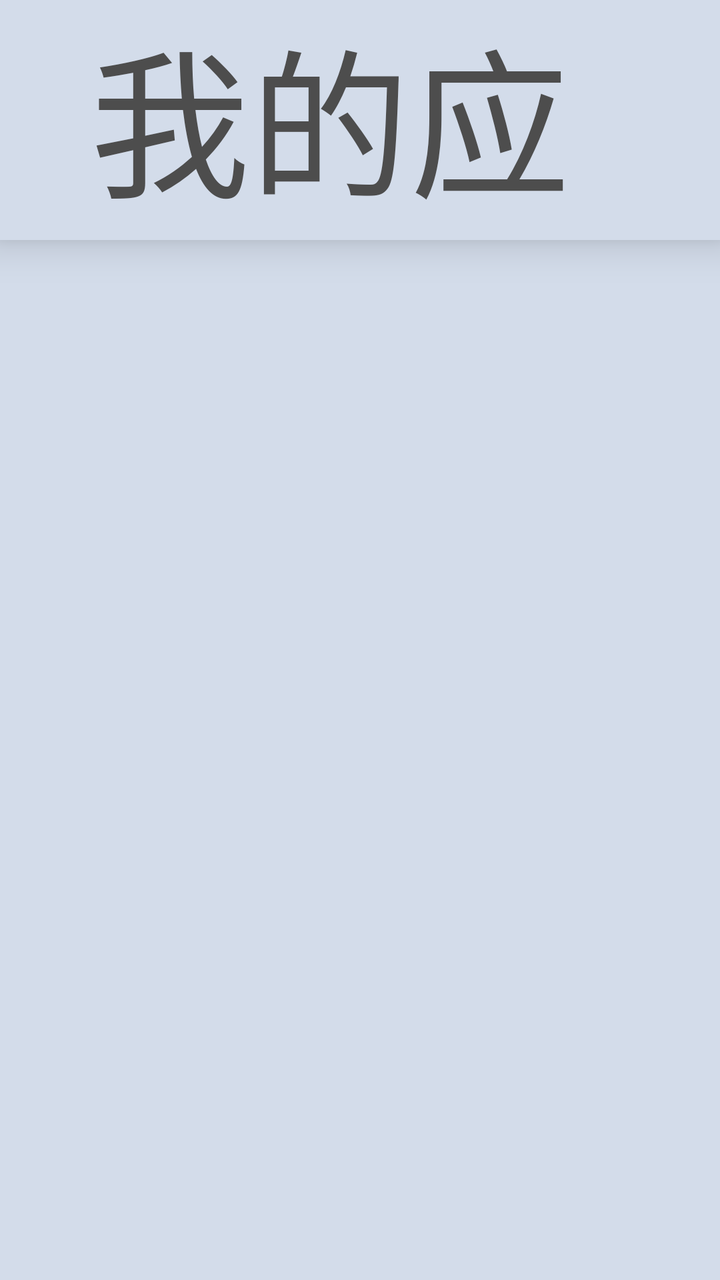
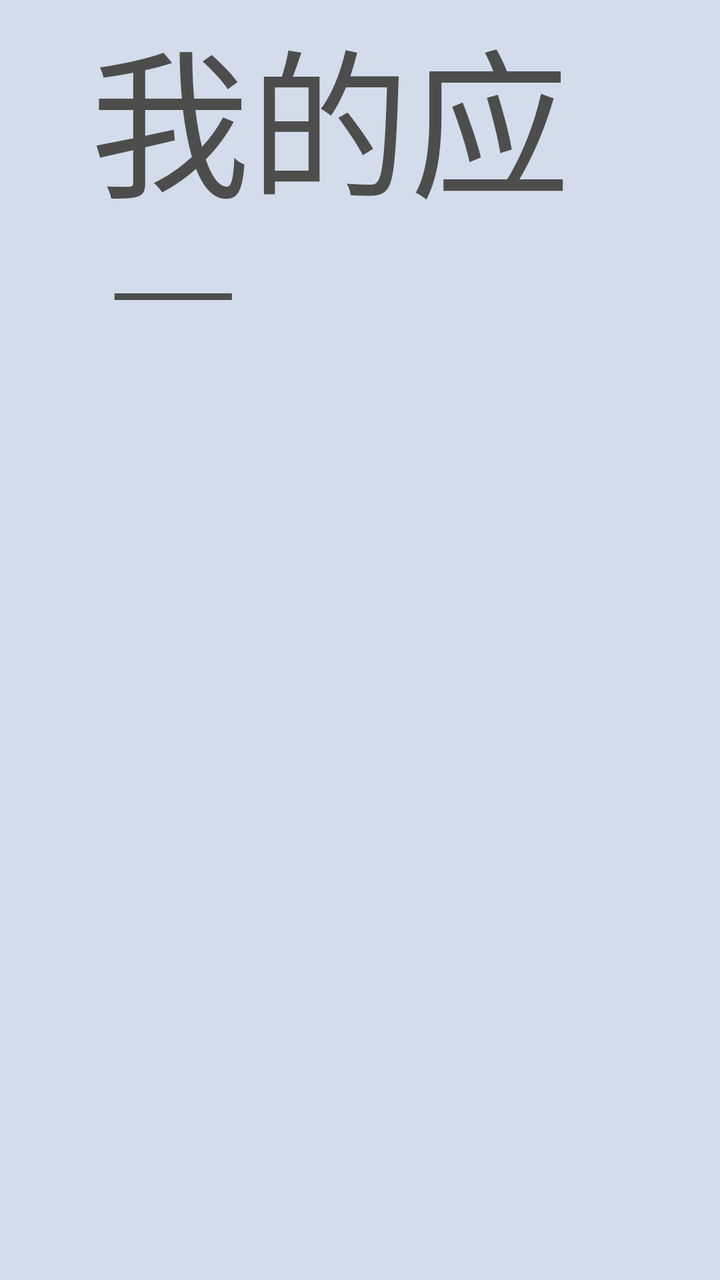

Before-and-after screenshots of an Android layout around one commit, followed by the original layout XML and the change that was made.
<!-- AndroidManifest.xml: application theme AppTheme -->
<!-- res/layout/activity_all.xml -->
<?xml version="1.0" encoding="utf-8"?>
<LinearLayout xmlns:android="http://schemas.android.com/apk/res/android"
    android:id="@+id/root_all"
    android:layout_width="match_parent"
    android:layout_height="match_parent"
    android:background="@color/bg"
    android:orientation="vertical">

    <LinearLayout
        android:id="@+id/all_title_bar"
        android:layout_width="match_parent"
        android:layout_height="120dp"
        android:background="@color/bg"
        android:elevation="12dp"
        android:orientation="horizontal">

        <TextView
            android:id="@+id/title"
            android:layout_width="wrap_content"
            android:layout_height="wrap_content"
            android:layout_marginLeft="45dp"
            android:text="@string/my_apps"
            android:textColor="#FF4D4D4D"
            android:textSize="80dp" />
    </LinearLayout>

    <GridView
        android:id="@+id/grid"
        android:layout_width="match_parent"
        android:layout_height="match_parent"
        android:clipToPadding="true"
        android:horizontalSpacing="20dp"
        android:numColumns="5"
        android:paddingLeft="45dp"
        android:paddingTop="30dp"
        android:paddingRight="45dp"
        android:paddingBottom="30dp"
        android:scrollbars="none"
        android:verticalSpacing="20dp" />
</LinearLayout>
<!-- resources referenced by this layout -->
<resources>
  <color name="bg">#FFD3DCEA</color>
  <string name="my_apps">我的应用</string>
  <style name="AppTheme" parent="@android:style/Theme.DeviceDefault.NoActionBar">
          <item name="android:windowBackground">@color/bg</item>
          <item name="android:windowFullscreen">true</item>
          <item name="android:windowContentOverlay">@null</item>
      </style>
</resources>

<!-- the commit's change to res/layout/activity_all.xml (unified diff, before → after) -->
@@ -9,9 +9,8 @@
     <LinearLayout
         android:id="@+id/all_title_bar"
         android:layout_width="match_parent"
-        android:layout_height="120dp"
+        android:layout_height="150dp"
         android:background="@color/bg"
-        android:elevation="12dp"
         android:orientation="horizontal">
 
         <TextView
@@ -28,11 +27,12 @@
         android:id="@+id/grid"
         android:layout_width="match_parent"
         android:layout_height="match_parent"
-        android:clipToPadding="true"
+        android:clipChildren="false"
+        android:clipToPadding="false"
         android:horizontalSpacing="20dp"
         android:numColumns="5"
         android:paddingLeft="45dp"
-        android:paddingTop="30dp"
+        android:paddingTop="0dp"
         android:paddingRight="45dp"
         android:paddingBottom="30dp"
         android:scrollbars="none"
